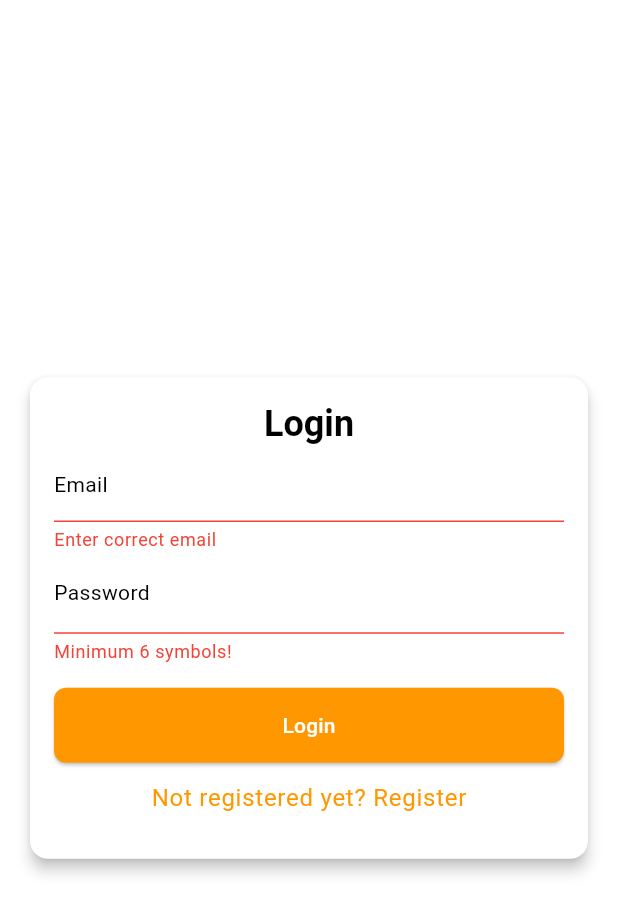
After one commit to akgane/cross_4, a Flutter app: the screen it shows after launch, after a tap on "Login", on a phone screen of 412 x 824 dp. The commit adds this screen. Shown: the top 914 px of the screen. Run offline on Flutter 3.47's test engine with Material 3 defaults, Android fonts, the phone set to English and light mode, and no system bars; our stand-ins replace cloud_firestore, firebase_auth, firebase_core, google_maps_flutter, image_picker, shared_preferences; accounts and stored records are empty; generated files the repository leaves out were written again.

Commit message:
Code changes

```diff
--- a/lib/l10n/app_en.arb
+++ b/lib/l10n/app_en.arb
@@ -15,5 +15,27 @@
   "s_about": "About",
 
   "p_favorites": "Favorites",
-  "p_chats": "Chats"
+  "p_chats": "Chats",
+  "p_map": "Map",
+
+  "map_select_city": "Select city",
+
+  "e_views": "views",
+  "e_description": "Description",
+  "e_details": "Property Details",
+  "e_on_map": "Location on Map",
+
+  "u_price": "Price",
+  "u_title": "Title",
+  "u_date": "Date",
+  "u_views": "Views",
+
+  "a_login": "Login",
+  "a_register": "Register",
+  "a_email": "Email",
+  "a_password": "Password",
+  "a_enter_correct_email": "Enter correct email",
+  "a_password_6_symbols": "Minimum 6 symbols!",
+  "a_not_registered": "Not registered yet? Register",
+  "a_has_account": "Already has account? Login"
 }
--- a/lib/l10n/app_kk.arb
+++ b/lib/l10n/app_kk.arb
@@ -15,5 +15,27 @@
   "s_about": "Қосымша туралы",
 
   "p_favorites": "Таңдаулылар",
-  "p_chats": "Чаттар"
+  "p_chats": "Чаттар",
+  "p_map": "Карта",
+
+  "map_select_city": "Қаланы таңдау",
+
+  "e_views": "қаралымдар",
+  "e_description": "Сипаттама",
+  "e_details": "Мүлік туралы мәлімет",
+  "e_on_map": "Картадағы орны",
+
+  "u_price": "Бағасы",
+  "u_title": "Тақырыбы",
+  "u_date": "Күні",
+  "u_views": "Қаралымдар",
+
+  "a_login": "Кіру",
+  "a_register": "Тіркелу",
+  "a_email": "Пошта",
+  "a_password": "Құпия сөз",
+  "a_enter_correct_email": "Дұрыс email енгізіңіз",
+  "a_password_6_symbols": "Кемінде 6 таңба!",
+  "a_not_registered": "Тіркелмегенсіз бе? Тіркелу",
+  "a_has_account": "Аккаунтыңыз бар ма? Кіру"
 }
--- a/lib/l10n/app_ru.arb
+++ b/lib/l10n/app_ru.arb
@@ -15,5 +15,27 @@
   "s_about": "О приложении",
 
   "p_favorites": "Избранное",
-  "p_chats": "Чаты"
+  "p_chats": "Чаты",
+  "p_map": "Карта",
+
+  "map_select_city": "Выбрать город",
+
+  "e_views": "просмотры",
+  "e_description": "Описание",
+  "e_details": "Детали объекта",
+  "e_on_map": "Местоположение на карте",
+
+  "u_price": "Цена",
+  "u_title": "Заголовок",
+  "u_date": "Дата",
+  "u_views": "Просмотры",
+
+  "a_login": "Войти",
+  "a_register": "Регистрация",
+  "a_email": "Почта",
+  "a_password": "Пароль",
+  "a_enter_correct_email": "Введите корректный email",
+  "a_password_6_symbols": "Минимум 6 символов!",
+  "a_not_registered": "Ещё не зарегистрированы? Зарегистрироваться",
+  "a_has_account": "Уже есть аккаунт? Войти"
 }
--- a/lib/main.dart
+++ b/lib/main.dart
@@ -2,12 +2,14 @@ import 'package:flutter/material.dart';
 import 'package:provider/provider.dart';
 import 'package:rental/models/Category.dart';
 import 'package:rental/providers/locale_provider.dart';
+import 'package:rental/services/auth_service.dart';
 
 import 'package:rental/utils/sort_utils.dart';
 import 'package:rental/providers/theme_provider.dart';
 import 'package:rental/utils/data_service.dart';
 import 'package:rental/misc/route_generator.dart';
 import 'package:rental/utils/theme_data.dart';
+import 'package:rental/widgets/auth/auth_wrapper.dart';
 import 'package:rental/widgets/main/bottom_app_bar.dart';
 import 'package:rental/widgets/main/categories_section.dart';
 import 'package:rental/widgets/main/section.dart';
@@ -34,7 +36,8 @@ Future<void> main() async{
   runApp(MultiProvider(
     providers: [
       ChangeNotifierProvider(create: (_) => ThemeProvider()),
-      ChangeNotifierProvider(create: (_) => LocaleProvider())
+      ChangeNotifierProvider(create: (_) => LocaleProvider()),
+      ChangeNotifierProvider(create: (_) => AuthService())
     ],
     child: MyApp(),
   ));
@@ -53,7 +56,7 @@ class MyApp extends StatelessWidget {
       darkTheme: darkTheme,
       themeMode: themeProvider.themeMode,
       locale: localeProvider.locale,
-      home: MainPage(),
+      home: AuthWrapper(),
       debugShowCheckedModeBanner: false,
       initialRoute: AppRoutes.home,
       onGenerateRoute: RouteGenerator.generateRoute,
--- /dev/null
+++ b/lib/pages/auth_screen.dart
@@ -0,0 +1,139 @@
+import 'package:flutter/material.dart';
+import 'package:provider/provider.dart';
+import 'package:rental/services/auth_service.dart';
+import 'package:flutter_gen/gen_l10n/app_localizations.dart';
+
+class AuthScreen extends StatefulWidget {
+  const AuthScreen({super.key});
+
+  @override
+  State<AuthScreen> createState() => _AuthScreenState();
+}
+
+class _AuthScreenState extends State<AuthScreen> {
+  final _formKey = GlobalKey<FormState>();
+  String _email = '';
+  String _password = '';
+  bool _isLogin = true;
+  bool _isLoading = false;
+
+  void _submit() async {
+    if (!_formKey.currentState!.validate()) return;
+    _formKey.currentState!.save();
+    final authService = Provider.of<AuthService>(context, listen: false);
+
+    setState(() => _isLoading = true);
+
+    try {
+      if (_isLogin) {
+        await authService.signInWithEmail(email: _email, password: _password);
+      } else {
+        await authService.signUpWithEmail(email: _email, password: _password);
+      }
+    } catch (e) {
+      showDialog(
+        context: context,
+        builder: (_) => AlertDialog(
+          title: Text('Error'),
+          content: Text(e.toString()),
+          actions: [TextButton(onPressed: () => Navigator.pop(context), child: Text('ОК'))],
+        ),
+      );
+    } finally {
+      setState(() => _isLoading = false);
+    }
+  }
+
+  @override
+  Widget build(BuildContext context) {
+    final theme = Theme.of(context);
+    final loc = AppLocalizations.of(context);
+
+    return Scaffold(
+      body: Padding(
+        padding: const EdgeInsets.all(16.0),
+        child: Center(
+          child: SingleChildScrollView(
+            child: Column(
+              mainAxisAlignment: MainAxisAlignment.center,
+              children: [
+                Card(
+                  color: theme.scaffoldBackgroundColor,
+                  elevation: 4,
+                  shape: RoundedRectangleBorder(
+                    borderRadius: BorderRadius.circular(12),
+                  ),
+                  child: Padding(
+                    padding: const EdgeInsets.all(16),
+                    child: Form(
+                      key: _formKey,
+                      child: Column(
+                        mainAxisSize: MainAxisSize.min,
+                        children: [
+                          Text(
+                            _isLogin ? loc!.a_login : loc!.a_register,
+                            style: theme.textTheme.titleLarge
+                          ),
+                          TextFormField(
+                            key: ValueKey('email'),
+                            style: theme.textTheme.bodyMedium,
+                            decoration: InputDecoration(
+                              labelText: loc.a_email,
+                              labelStyle: theme.textTheme.bodyMedium,
+                            ),
+                            keyboardType: TextInputType.emailAddress,
+                            validator: (value) =>
+                            value!.contains('@') ? null : loc.a_enter_correct_email,
+                            onSaved: (value) => _email = value!.trim(),
+                          ),
+                          TextFormField(
+                            key: ValueKey('password'),
+                            decoration: InputDecoration(
+                              labelText: loc.a_password,
+                              labelStyle: theme.textTheme.bodyMedium,
+                            ),
+                            obscureText: true,
+                            validator: (value) =>
+                            value!.length >= 6 ? null : loc.a_password_6_symbols,
+                            onSaved: (value) => _password = value!,
+                          ),
+                          SizedBox(height: 16),
+                          if (_isLoading)
+                            CircularProgressIndicator(color: theme.colorScheme.primary),
+                          if (!_isLoading)
+                            ElevatedButton(
+                              style: ElevatedButton.styleFrom(
+                                backgroundColor: theme.colorScheme.primary,
+                                foregroundColor: theme.colorScheme.onPrimary,
+                                minimumSize: Size(double.infinity, 50),
+                                shape: RoundedRectangleBorder(
+                                  borderRadius: BorderRadius.circular(8),
+                                ),
+                              ),
+                              onPressed: _submit,
+                              child: Text(_isLogin ? loc.a_login : loc.a_register),
+                            ),
+                          TextButton(
+                            style: TextButton.styleFrom(
+                              textStyle: theme.textTheme.bodyLarge
+                            ),
+                            onPressed: () {
+                              setState(() => _isLogin = !_isLogin);
+                            },
+                            child: Text(_isLogin
+                                ? loc.a_not_registered
+                                : loc.a_has_account),
+                          ),
+                        ],
+                      ),
+                    ),
+                  ),
+                ),
+              ],
+            ),
+          ),
+        ),
+      ),
+    );
+  }
+}
--- a/lib/pages/chats_page.dart
+++ b/lib/pages/chats_page.dart
@@ -3,6 +3,9 @@ import 'package:rental/data/data.dart';
 
 import '../models/Users.dart';
 import '../widgets/chats/chat_list.dart';
+
+import 'package:flutter_gen/gen_l10n/app_localizations.dart';
+
 
 class ChatsPage extends StatefulWidget {
   @override
@@ -22,7 +25,7 @@ class _ChatsPageState extends State<ChatsPage> {
   Widget build(BuildContext context) {
     return Scaffold(
       appBar: AppBar(
-        title: Text("Chats", style: Theme.of(context).textTheme.titleLarge),
+        title: Text(AppLocalizations.of(context)!.p_chats, style: Theme.of(context).textTheme.titleLarge),
       ),
       body: ChatList(chats: chats),
     );
--- a/lib/pages/favorites_page.dart
+++ b/lib/pages/favorites_page.dart
@@ -1,6 +1,8 @@
 import 'package:flutter/material.dart';
 import '../models/Estate.dart';
 import '../widgets/category_estates_list/estate_card.dart';
+import 'package:flutter_gen/gen_l10n/app_localizations.dart';
+
 
 class FavoritesPage extends StatelessWidget {
   final List<Estate> estates;
@@ -11,7 +13,7 @@ class FavoritesPage extends StatelessWidget {
   Widget build(BuildContext context) {
     return Scaffold(
       appBar: AppBar(
-        title: Text("Favorites"),
+        title: Text(AppLocalizations.of(context)!.p_favorites),
       ),
       body: ListView.builder(
         padding: const EdgeInsets.all(16),
--- a/lib/services/auth_service.dart
+++ b/lib/services/auth_service.dart
@@ -1,27 +1,61 @@
-// import 'package:firebase_auth/firebase_auth.dart';
+import 'package:firebase_auth/firebase_auth.dart';
+import 'package:flutter/material.dart';
 
-// class AuthService{
-//   final FirebaseAuth _auth = FirebaseAuth.instance;
-//
-//   Future<void> registerWithEmail(String email, String password) async{
-//     try{
-//       await FirebaseAuth.instance.createUserWithEmailAndPassword(
-//           email: email,
-//           password: password
-//       );
-//     } on FirebaseAuthException catch (e){
-//       print("Error: ${e.message}");
-//     }
-//   }
-//
-//   Future<void> login(String email, String password) async{
-//     try{
-//       await FirebaseAuth.instance.signInWithEmailAndPassword(
-//           email: email,
-//           password: password
-//       );
-//     }on FirebaseAuthException catch (e){
-//       print("Error: ${e.message}");
-//     }
-//   }
-// }
+class AuthService with ChangeNotifier{
+  final FirebaseAuth _auth = FirebaseAuth.instance;
+
+  User? get currentUser => _auth.currentUser;
+
+  Stream<User?> get authStateChanges => _auth.authStateChanges();
+
+  Future<UserCredential> signUpWithEmail({
+    required String email,
+    required String password,
+  }) async {
+    try {
+      return await _auth.createUserWithEmailAndPassword(
+        email: email,
+        password: password,
+      );
+    } on FirebaseAuthException catch (e) {
+      throw Exception(_handleFirebaseAuthError(e));
+    }
+  }
+
+  Future<UserCredential> signInWithEmail({
+    required String email,
+    required String password,
+  }) async {
+    try {
+      return await _auth.signInWithEmailAndPassword(
+        email: email,
+        password: password,
+      );
+    } on FirebaseAuthException catch (e) {
+      throw Exception(_handleFirebaseAuthError(e));
+    }
+  }
+
+  Future<void> signOut() async {
+    await _auth.signOut();
+  }
+
+  String _handleFirebaseAuthError(FirebaseAuthException e) {
+    switch (e.code) {
+      case 'invalid-email':
+        return 'Invalid email format.';
+      case 'user-disabled':
+        return 'Account is disabled.';
+      case 'user-not-found':
+        return 'Account is not found.';
+      case 'wrong-password':
+        return 'Wrong password.';
+      case 'email-already-in-use':
+        return 'Email уже используется.';
+      case 'weak-password':
+        return 'Weak password.';
+      default:
+        return 'Auth error: ${e.message}';
+    }
+  }
+}
--- /dev/null
+++ b/lib/widgets/auth/auth_wrapper.dart
@@ -0,0 +1,26 @@
+import 'package:flutter/material.dart';
+import 'package:provider/provider.dart';
+import 'package:firebase_auth/firebase_auth.dart';
+import '../../main.dart';
+import '../../pages/auth_screen.dart';
+import '../../services/auth_service.dart';
+
+class AuthWrapper extends StatelessWidget {
+  @override
+  Widget build(BuildContext context) {
+    final user = Provider.of<AuthService>(context).currentUser;
+
+    return StreamBuilder<User?>(
+      stream: Provider.of<AuthService>(context).authStateChanges,
+      builder: (context, snapshot) {
+        if (snapshot.connectionState == ConnectionState.waiting) {
+          return Scaffold(body: Center(child: CircularProgressIndicator()));
+        } else if (snapshot.hasData) {
+          return MainPage();
+        } else {
+          return AuthScreen();
+        }
+      },
+    );
+  }
+}
--- a/pubspec.yaml
+++ b/pubspec.yaml
@@ -33,7 +33,7 @@ dependencies:
   shared_preferences: ^2.5.3
   firebase_core: ^3.13.0
   cloud_firestore: ^5.6.6
-#  firebase_auth: ^5.5.3
+  firebase_auth: ^5.5.3
   google_maps_flutter: 2.12.1
   image_picker: ^1.1.2
   provider: ^6.1.4
```
Also changed, not shown: lib/pages/all_estates_page.dart (+14 -7 lines), lib/pages/estate_details_page.dart (+5 -3 lines), lib/pages/map_page.dart (+6 -2 lines), lib/pages/profile_page.dart (+9 -0 lines), pubspec.lock, 4 other files.
